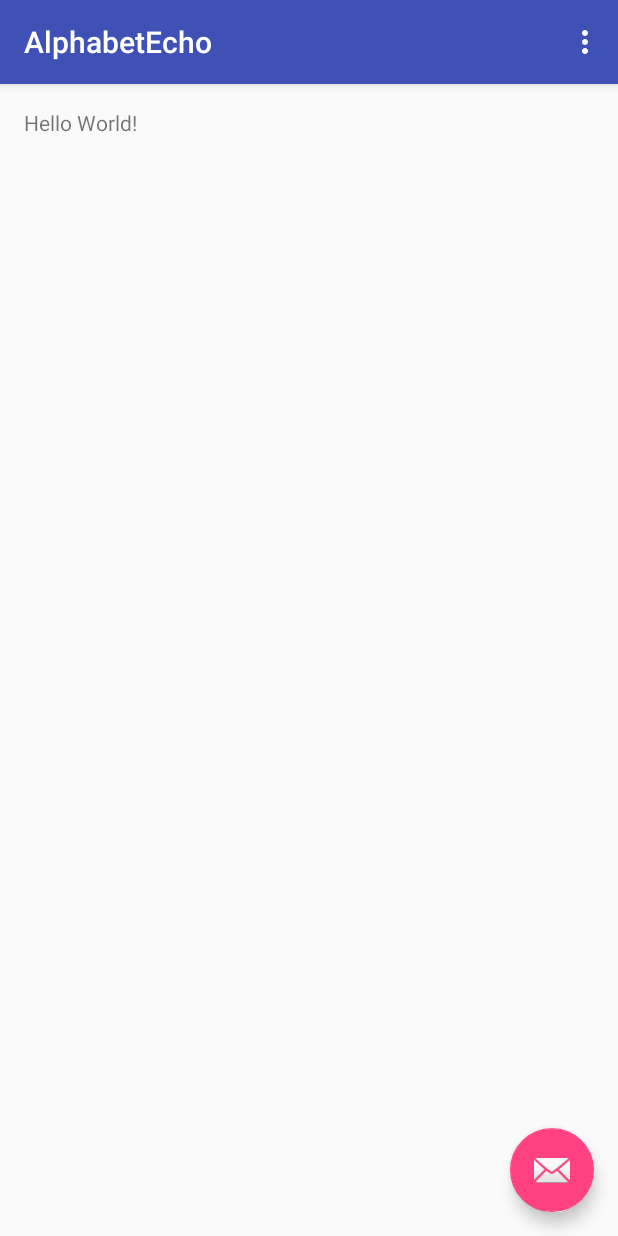
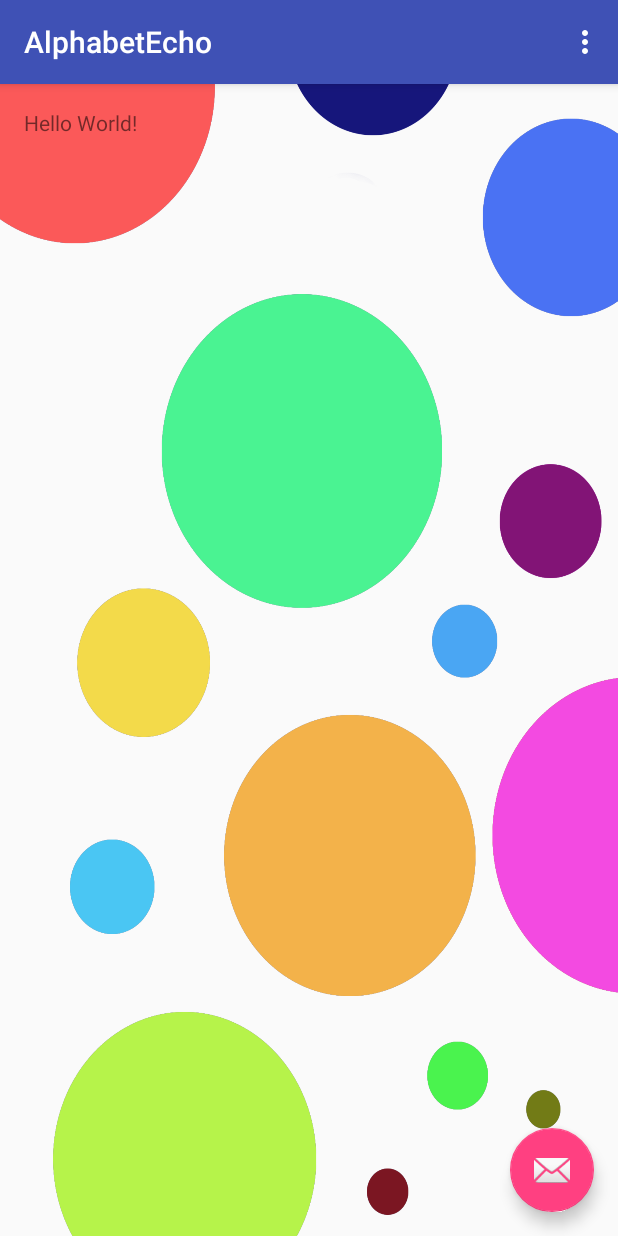
Before and after one commit to anubissmile/AlphabetEcho, an Android app: the screen it shows after launch (MainActivity), on a phone screen of 412 x 824 dp. Run offline under Robolectric (Android 15) with nearby library versions, the phone set to English and light mode, and no system bars.

Commit message:
SET-BACKGROUND-IMAGE
Set background images

```diff
--- a/app/src/main/res/layout/content_main.xml
+++ b/app/src/main/res/layout/content_main.xml
@@ -8,6 +8,7 @@
     android:paddingLeft="@dimen/activity_horizontal_margin"
     android:paddingRight="@dimen/activity_horizontal_margin"
     android:paddingTop="@dimen/activity_vertical_margin"
+    android:background="@drawable/dot_bg"
     app:layout_behavior="@string/appbar_scrolling_view_behavior"
     tools:context="com.roomscrumxyz.anubissmile.alphabetecho.MainActivity"
     tools:showIn="@layout/activity_main">
```
Also changed, not shown: app/src/main/background-web.png (added), app/src/main/dot_bg-web.png (added), app/src/main/res/drawable/dot_bg.png (added).
